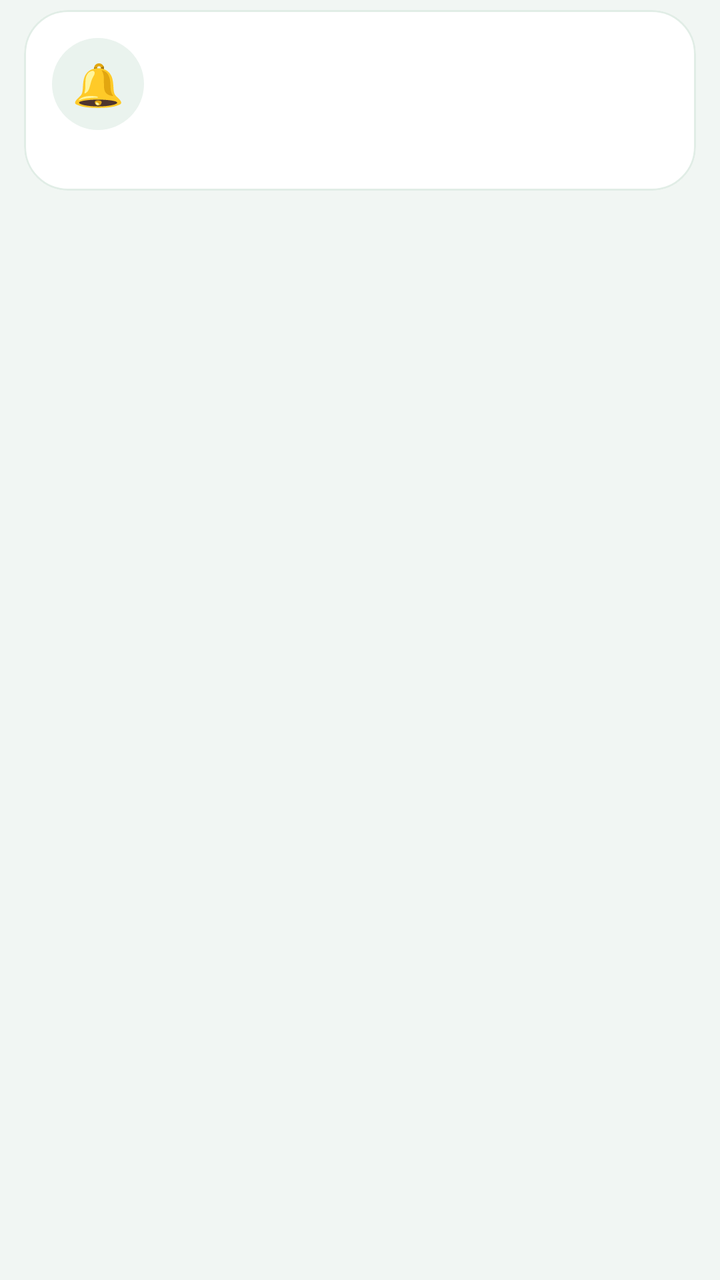
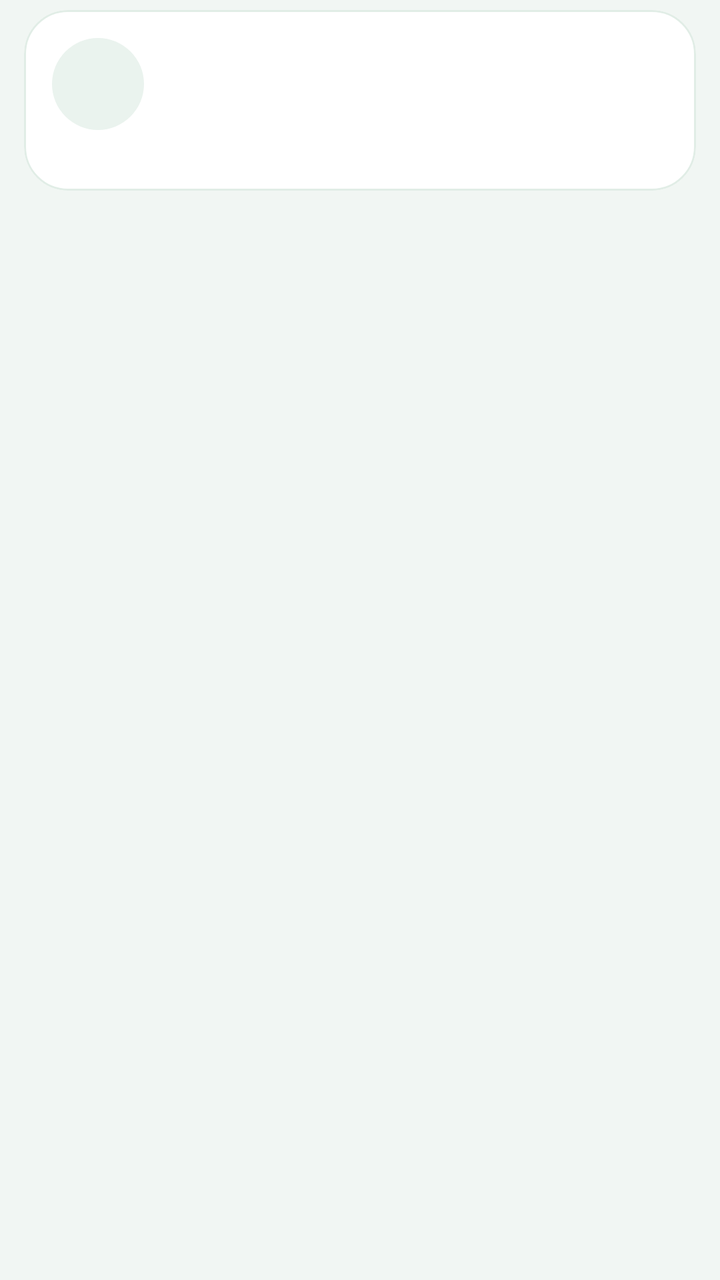

Before-and-after screenshots of an Android layout around one commit, followed by the original layout XML and the change that was made.
<!-- AndroidManifest.xml: application theme Theme.PhoneLink -->
<!-- res/layout/item_inbox.xml -->
<?xml version="1.0" encoding="utf-8"?>
<LinearLayout
    xmlns:android="http://schemas.android.com/apk/res/android"
    xmlns:app="http://schemas.android.com/apk/res-auto"
    android:layout_width="match_parent"
    android:layout_height="wrap_content"
    android:orientation="vertical">

    <TextView
        android:id="@+id/tvItemDay"
        android:layout_width="match_parent"
        android:layout_height="wrap_content"
        android:layout_marginStart="16dp"
        android:layout_marginTop="10dp"
        android:textStyle="bold"
        android:textSize="13sp"
        android:visibility="gone" />

<com.google.android.material.card.MaterialCardView
    xmlns:android="http://schemas.android.com/apk/res/android"
    xmlns:app="http://schemas.android.com/apk/res-auto"
    android:id="@+id/cardItem"
    android:layout_width="match_parent"
    android:layout_height="wrap_content"
    android:layout_marginHorizontal="12dp"
    android:layout_marginVertical="5dp"
    app:cardCornerRadius="22dp"
    app:contentPadding="14dp"
            app:strokeColor="?attr/colorSurfaceVariant"
            app:strokeWidth="1dp">

    <LinearLayout
        android:layout_width="match_parent"
        android:layout_height="wrap_content"
        android:orientation="horizontal">

        <TextView
            android:id="@+id/tvItemIcon"
            android:layout_width="46dp"
            android:layout_height="46dp"
            android:background="@drawable/bg_icon_chip"
            android:gravity="center"
            android:textSize="21sp"
            android:text="🔔" />

        <LinearLayout
            android:layout_width="0dp"
            android:layout_height="wrap_content"
            android:layout_marginStart="12dp"
            android:layout_weight="1"
            android:orientation="vertical">

            <TextView
                android:id="@+id/tvItemTitle"
                android:layout_width="match_parent"
                android:layout_height="wrap_content"
                android:ellipsize="end"
                android:maxLines="1"
                android:textColor="?attr/colorOnSurface"
                android:textSize="15.5sp"
                android:textStyle="bold" />

            <TextView
                android:id="@+id/tvItemBadge"
                android:layout_width="wrap_content"
                android:layout_height="wrap_content"
                android:layout_marginBottom="4dp"
                android:background="@drawable/bg_pill"
                android:paddingStart="8dp"
                android:paddingEnd="8dp"
                android:paddingTop="2dp"
                android:paddingBottom="2dp"
                android:textColor="?attr/colorOnPrimaryContainer"
                android:textSize="10.5sp"
                android:textStyle="bold"
                android:visibility="gone" />

            <TextView
                android:id="@+id/tvItemAmount"
                android:layout_width="match_parent"
                android:layout_height="wrap_content"
                android:layout_marginTop="2dp"
                android:textColor="?attr/colorPrimary"
                android:textSize="19sp"
                android:textStyle="bold"
                android:visibility="gone" />

            <TextView
                android:id="@+id/tvItemBody"
                android:layout_width="match_parent"
                android:layout_height="wrap_content"
                android:layout_marginTop="2dp"
                android:ellipsize="end"
                android:maxLines="2"
                android:textColor="?attr/colorOnSurfaceVariant"
                android:textSize="14sp" />

            <TextView
                android:id="@+id/tvItemMeta"
                android:layout_width="match_parent"
                android:layout_height="wrap_content"
                android:layout_marginTop="4dp"
                android:textColor="?attr/colorOnSurfaceVariant"
                android:textSize="12sp" />

            <LinearLayout
                android:id="@+id/rowItemActions"
                android:layout_width="match_parent"
                android:layout_height="wrap_content"
                android:layout_marginTop="8dp"
                android:orientation="horizontal"
                android:visibility="gone">

                <TextView
                    android:id="@+id/btnItemPrimary"
                    android:layout_width="wrap_content"
                    android:layout_height="wrap_content"
                    android:background="@drawable/bg_pill"
                    android:clickable="true"
                    android:focusable="true"
                    android:paddingStart="14dp"
                    android:paddingEnd="14dp"
                    android:paddingTop="7dp"
                    android:paddingBottom="7dp"
                    android:textColor="?attr/colorOnPrimaryContainer"
                    android:textSize="12.5sp"
                    android:textStyle="bold" />

                <TextView
                    android:id="@+id/btnItemSecondary"
                    android:layout_width="wrap_content"
                    android:layout_height="wrap_content"
                    android:layout_marginStart="8dp"
                    android:background="@drawable/bg_search"
                    android:clickable="true"
                    android:focusable="true"
                    android:paddingStart="14dp"
                    android:paddingEnd="14dp"
                    android:paddingTop="7dp"
                    android:paddingBottom="7dp"
                    android:textColor="?attr/colorOnSurface"
                    android:textSize="12.5sp"
                    android:textStyle="bold"
                    android:visibility="gone" />
            </LinearLayout>
        </LinearLayout>
    </LinearLayout>
</com.google.android.material.card.MaterialCardView>
</LinearLayout>
<!-- resources referenced by this layout -->
<resources>
  <!-- drawable bg_search (drawable) -->
  <?xml version="1.0" encoding="utf-8"?>
  <shape xmlns:android="http://schemas.android.com/apk/res/android" android:shape="rectangle">
      <corners android:radius="16dp" />
      <solid android:color="?attr/colorSurfaceContainer" />
      <stroke android:width="1dp" android:color="?attr/colorSurfaceVariant" />
  </shape>
  <color name="md_surfaceContainer">#EAF3EE</color>
  <color name="md_primary">#10B981</color>
  <color name="md_onPrimary">#FFFFFF</color>
  <color name="md_primaryContainer">#D9F6E9</color>
  <color name="md_secondary">#52665C</color>
  <color name="md_onSecondary">#FFFFFF</color>
  <color name="md_background">#F1F6F3</color>
  <color name="md_onBackground">#0C1F16</color>
  <color name="md_surface">#FFFFFF</color>
  <color name="md_onSurface">#0C1F16</color>
  <color name="md_surfaceVariant">#E1EDE6</color>
  <color name="md_onSurfaceVariant">#55705F</color>
  <color name="md_outline">#B9CFC2</color>
  <style name="PL.BtnFilled" parent="Widget.Material3.Button">
          <item name="cornerRadius">14dp</item>
      </style>
  <style name="PL.BtnOutlined" parent="Widget.Material3.Button.OutlinedButton">
          <item name="cornerRadius">14dp</item>
      </style>
  <color name="md_error">#BA1A1A</color>
  <color name="md_onError">#FFFFFF</color>
  <color name="md_errorContainer">#FDECEC</color>
  <!-- unchanged entries left out for length: 8 -->
</resources>

<!-- the commit's change to res/layout/item_inbox.xml (unified diff, before → after) -->
@@ -34,14 +34,15 @@
         android:layout_height="wrap_content"
         android:orientation="horizontal">
 
-        <TextView
+        
+        <ImageView
             android:id="@+id/tvItemIcon"
             android:layout_width="46dp"
             android:layout_height="46dp"
             android:background="@drawable/bg_icon_chip"
-            android:gravity="center"
-            android:textSize="21sp"
-            android:text="🔔" />
+            android:contentDescription="@null"
+            android:padding="12dp"
+            android:scaleType="centerInside" />
 
         <LinearLayout
             android:layout_width="0dp"
@@ -50,15 +51,41 @@
             android:layout_weight="1"
             android:orientation="vertical">
 
-            <TextView
-                android:id="@+id/tvItemTitle"
+            <LinearLayout
                 android:layout_width="match_parent"
                 android:layout_height="wrap_content"
-                android:ellipsize="end"
-                android:maxLines="1"
-                android:textColor="?attr/colorOnSurface"
-                android:textSize="15.5sp"
-                android:textStyle="bold" />
+                android:gravity="center_vertical"
+                android:orientation="horizontal">
+
+                <ImageView
+                    android:id="@+id/ivItemPin"
+                    android:layout_width="15dp"
+                    android:layout_height="15dp"
+                    android:layout_marginEnd="5dp"
+                    android:contentDescription="@null"
+                    android:src="@drawable/ic_pin"
+                    android:visibility="gone" />
+
+                <TextView
+                    android:id="@+id/tvItemTitle"
+                    android:layout_width="0dp"
+                    android:layout_height="wrap_content"
+                    android:layout_weight="1"
+                    android:ellipsize="end"
+                    android:maxLines="1"
+                    android:textColor="?attr/colorOnSurface"
+                    android:textSize="15.5sp"
+                    android:textStyle="bold" />
+
+                <ImageView
+                    android:id="@+id/ivItemStar"
+                    android:layout_width="17dp"
+                    android:layout_height="17dp"
+                    android:layout_marginStart="6dp"
+                    android:contentDescription="@null"
+                    android:src="@drawable/ic_star"
+                    android:visibility="gone" />
+            </LinearLayout>
 
             <TextView
                 android:id="@+id/tvItemBadge"
@@ -115,13 +142,11 @@
                     android:id="@+id/btnItemPrimary"
                     android:layout_width="wrap_content"
                     android:layout_height="wrap_content"
-                    android:background="@drawable/bg_pill"
+                    android:background="@drawable/bg_action_pill"
                     android:clickable="true"
                     android:focusable="true"
-                    android:paddingStart="14dp"
-                    android:paddingEnd="14dp"
-                    android:paddingTop="7dp"
-                    android:paddingBottom="7dp"
+                    android:gravity="center"
+                    android:minHeight="36dp"
                     android:textColor="?attr/colorOnPrimaryContainer"
                     android:textSize="12.5sp"
                     android:textStyle="bold" />
@@ -131,13 +156,11 @@
                     android:layout_width="wrap_content"
                     android:layout_height="wrap_content"
                     android:layout_marginStart="8dp"
-                    android:background="@drawable/bg_search"
+                    android:background="@drawable/bg_action_ghost"
                     android:clickable="true"
                     android:focusable="true"
-                    android:paddingStart="14dp"
-                    android:paddingEnd="14dp"
-                    android:paddingTop="7dp"
-                    android:paddingBottom="7dp"
+                    android:gravity="center"
+                    android:minHeight="36dp"
                     android:textColor="?attr/colorOnSurface"
                     android:textSize="12.5sp"
                     android:textStyle="bold"
<!-- resource entries referenced after the edit -->
@@ -1,13 +1,49 @@
 <!-- resources referenced by this layout -->
 <resources>
-  <!-- drawable bg_search (drawable) -->
+  <!-- drawable bg_action_ghost (drawable) -->
   <?xml version="1.0" encoding="utf-8"?>
   <shape xmlns:android="http://schemas.android.com/apk/res/android" android:shape="rectangle">
-      <corners android:radius="16dp" />
+      <corners android:radius="14dp" />
       <solid android:color="?attr/colorSurfaceContainer" />
-      <stroke android:width="1dp" android:color="?attr/colorSurfaceVariant" />
+      <stroke android:width="1dp" android:color="?attr/colorOutline" />
+      <padding android:left="14dp" android:top="7dp" android:right="14dp" android:bottom="7dp" />
   </shape>
+  <!-- drawable bg_action_pill (drawable) -->
+  <?xml version="1.0" encoding="utf-8"?>
+  <shape xmlns:android="http://schemas.android.com/apk/res/android" android:shape="rectangle">
+      <corners android:radius="14dp" />
+      <solid android:color="?attr/colorPrimaryContainer" />
+      <stroke android:width="1dp" android:color="?attr/colorPrimary" />
+      <padding android:left="14dp" android:top="7dp" android:right="14dp" android:bottom="7dp" />
+  </shape>
+  <!-- drawable ic_pin (drawable) -->
+  <?xml version="1.0" encoding="utf-8"?>
+  <vector xmlns:android="http://schemas.android.com/apk/res/android"
+      android:width="24dp" android:height="24dp"
+      android:viewportWidth="24" android:viewportHeight="24">
+      <path android:pathData="M9.2,4h5.6v5.6l2.8,3.4H6.4l2.8,-3.4z"
+          android:fillColor="@android:color/transparent"
+          android:strokeColor="@color/pl_mint"
+          android:strokeWidth="1.9"
+          android:strokeLineCap="round"
+          android:strokeLineJoin="round" />
+      <path android:pathData="M12,13v7.2"
+          android:fillColor="@android:color/transparent"
+          android:strokeColor="@color/pl_mint"
+          android:strokeWidth="1.9"
+          android:strokeLineCap="round"
+          android:strokeLineJoin="round" />
+  </vector>
+  <!-- drawable ic_star (drawable) -->
+  <?xml version="1.0" encoding="utf-8"?>
+  <vector xmlns:android="http://schemas.android.com/apk/res/android"
+      android:width="24dp" android:height="24dp"
+      android:viewportWidth="24" android:viewportHeight="24">
+      <path android:pathData="M12,3.2l2.66,5.72 6.24,0.78 -4.6,4.28 1.19,6.16L12,17.1l-5.49,3.06L7.7,14 3.1,9.72l6.24,-0.78z"
+          android:fillColor="@color/pl_mint" />
+  </vector>
   <color name="md_surfaceContainer">#EAF3EE</color>
+  <color name="pl_mint">#10B981</color>
   <color name="md_primary">#10B981</color>
   <color name="md_onPrimary">#FFFFFF</color>
   <color name="md_primaryContainer">#D9F6E9</color>
@@ -21,10 +57,26 @@
   <color name="md_onSurfaceVariant">#55705F</color>
   <color name="md_outline">#B9CFC2</color>
   <style name="PL.BtnFilled" parent="Widget.Material3.Button">
-          <item name="cornerRadius">14dp</item>
+          <item name="cornerRadius">15dp</item>
+          <item name="android:minHeight">48dp</item>
+          <item name="android:insetTop">0dp</item>
+          <item name="android:insetBottom">0dp</item>
+          <item name="android:paddingStart">16dp</item>
+          <item name="android:paddingEnd">16dp</item>
+          <item name="android:textSize">13.5sp</item>
+          <item name="android:maxLines">1</item>
+          <item name="android:ellipsize">end</item>
+          <item name="iconSize">20dp</item>
+          <item name="iconPadding">7dp</item>
       </style>
   <style name="PL.BtnOutlined" parent="Widget.Material3.Button.OutlinedButton">
-          <item name="cornerRadius">14dp</item>
+          <item name="cornerRadius">15dp</item>
+          <item name="android:minHeight">48dp</item>
+          <item name="android:insetTop">0dp</item>
+          <item name="android:insetBottom">0dp</item>
+          <item name="android:textSize">13.5sp</item>
+          <item name="android:maxLines">1</item>
+          <item name="android:ellipsize">end</item>
       </style>
   <color name="md_error">#BA1A1A</color>
   <color name="md_onError">#FFFFFF</color>
